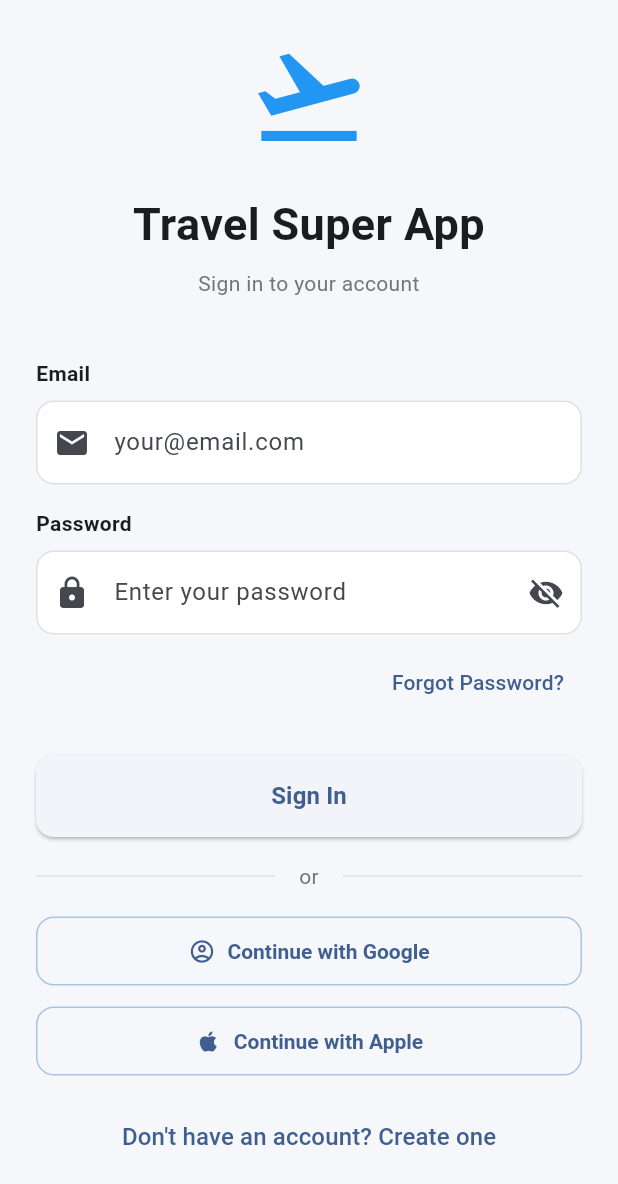
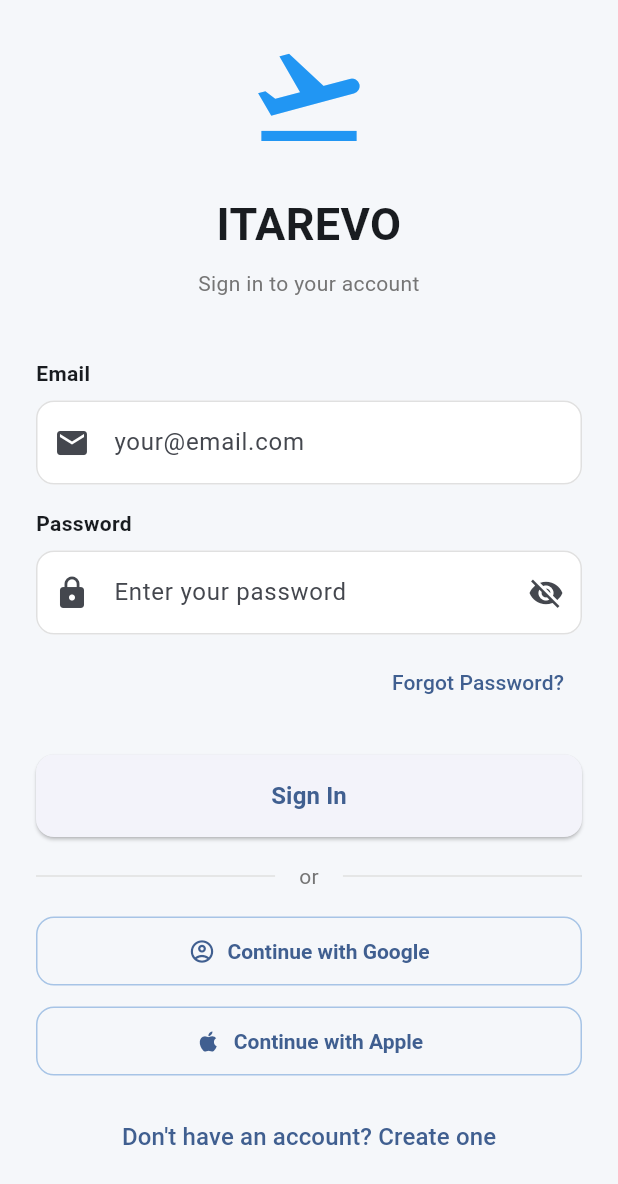
Before and after one commit to LML2026/Travel-Super-App, a Flutter app: the LoginPage screen opened directly, on a phone screen of 412 x 824 dp. Shown: the top 1184 px of the screen. Run offline on Flutter 3.47's test engine with Material 3 defaults, Android fonts, the phone set to English and light mode, and no system bars; our stand-ins replace cloud_firestore, dio, equatable, firebase_auth, firebase_core, flutter_dotenv and 6 more; accounts and stored records are empty; statements that could not run were skipped.

Commit message:
feat(brand): transition user-visible branding to ITAREVO

```diff
--- a/lib/app/app.dart
+++ b/lib/app/app.dart
@@ -13,7 +13,7 @@
 
     return MaterialApp.router(
       debugShowCheckedModeBanner: false,
-      title: 'Travel Super App',
+      title: 'ITAREVO',
       theme: AppTheme.light(),
       routerConfig: appRouter,
     );
--- a/lib/features/auth/login_page.dart
+++ b/lib/features/auth/login_page.dart
@@ -113,7 +113,7 @@
                   ),
                   const SizedBox(height: 24),
                   const Text(
-                    'Travel Super App',
+                    'ITAREVO',
                     textAlign: TextAlign.center,
                     style: TextStyle(
                       fontSize: 30,
--- a/lib/features/home/home_page.dart
+++ b/lib/features/home/home_page.dart
@@ -19,7 +19,7 @@
     final walletAsync = ref.watch(walletProvider);
 
     return Scaffold(
-      appBar: AppBar(title: const Text('Travel Super App')),
+      appBar: AppBar(title: const Text('ITAREVO')),
       body: summaryAsync.when(
         loading: () => const LoadingIndicator(message: 'Preparing your dashboard...'),
         error: (error, _) => ErrorView(
--- a/lib/features/splash/splash_page.dart
+++ b/lib/features/splash/splash_page.dart
@@ -52,7 +52,7 @@
             ),
             SizedBox(height: 30),
             Text(
-              "Travel Super App",
+              "ITAREVO",
               style: TextStyle(
                 color: Colors.white,
                 fontSize: 34,
--- a/lib/shared/widgets/home_header.dart
+++ b/lib/shared/widgets/home_header.dart
@@ -28,7 +28,7 @@
           crossAxisAlignment: CrossAxisAlignment.start,
           children: [
             const Text(
-              "Travel Super App",
+              "ITAREVO",
               style: TextStyle(
                 color: Colors.white70,
                 fontSize: 16,
```
Also changed, not shown: 6 other files.
